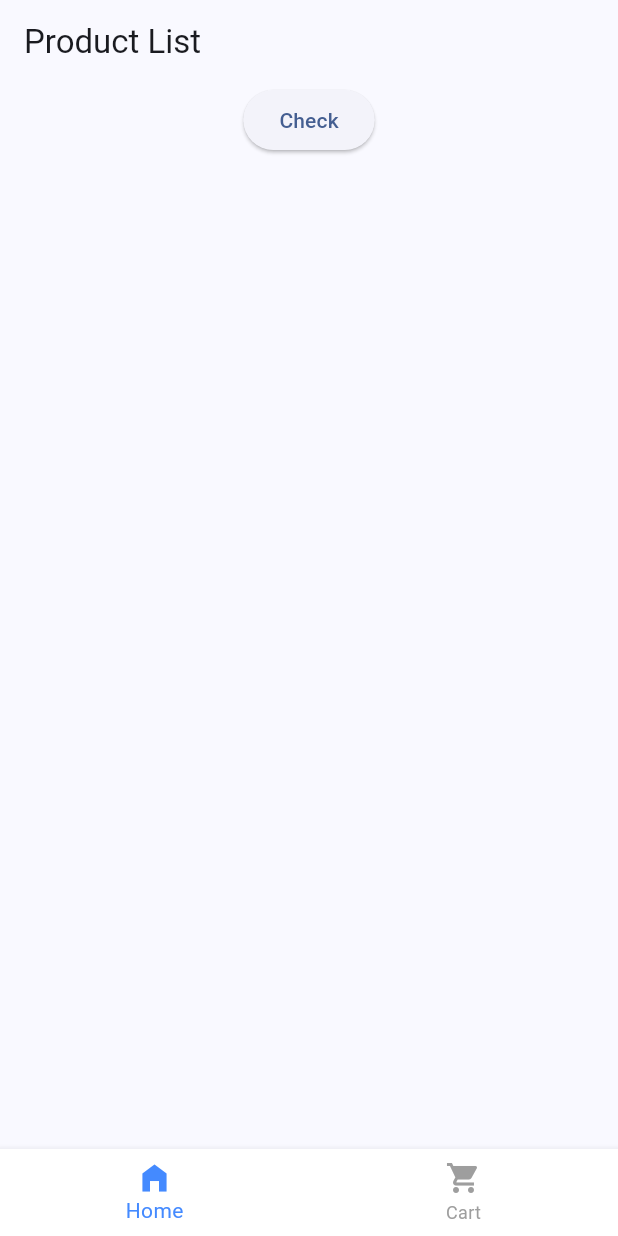
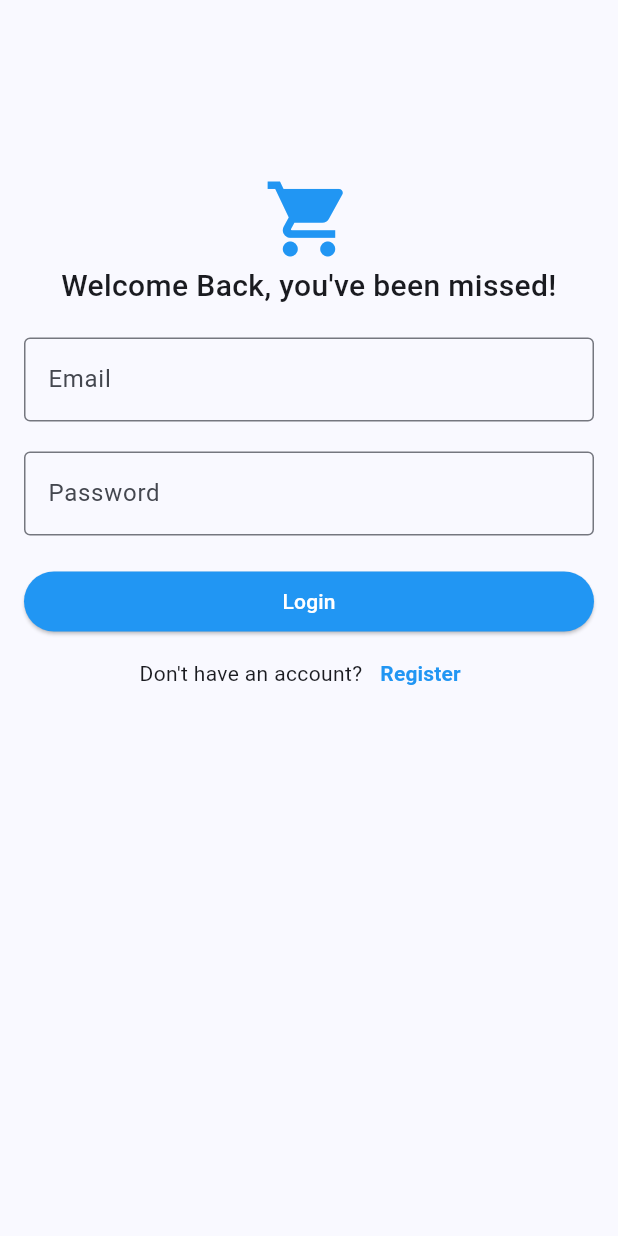
Before and after one commit to DefenShahria/Flutter-Local-Database, a Flutter app: the screen it shows after launch, on a phone screen of 412 x 824 dp. Run offline on Flutter 3.47's test engine with Material 3 defaults, Android fonts, the phone set to English and light mode, and no system bars; our stand-ins replace cloud_firestore, firebase_auth, firebase_core, get, sqflite; accounts and stored records are empty; generated files the repository leaves out were written again.

Commit message:
Firebase auth complete

```diff
--- a/lib/app/app.dart
+++ b/lib/app/app.dart
@@ -1,8 +1,7 @@
 import 'package:flutter/material.dart';
 import 'package:get/get.dart';
-import 'package:ghaphy/ui/bottomNavBar.dart';
+import '../ui/auth/auth_gate.dart';
 import 'controllerBinding.dart';
-
 
 class MyApp extends StatelessWidget {
   const MyApp({super.key});
@@ -17,7 +16,7 @@ class MyApp extends StatelessWidget {
         useMaterial3: true,
       ),
       initialBinding: ControllerBinder(),
-      home: const MainBottomNavScreen(),
+      home: const AuthGate(),
     );
   }
 }
--- /dev/null
+++ b/lib/ui/auth/auth_gate.dart
@@ -0,0 +1,28 @@
+import 'package:firebase_auth/firebase_auth.dart';
+import 'package:flutter/material.dart';
+import '../bottomNavBar.dart';
+import 'login.dart';
+
+
+class AuthGate extends StatelessWidget {
+  const AuthGate({super.key});
+
+  @override
+  Widget build(BuildContext context) {
+    return Scaffold(
+      body: StreamBuilder<User?>(
+        stream: FirebaseAuth.instance.authStateChanges(),
+        builder: (context, snapshot) {
+          if (snapshot.connectionState == ConnectionState.waiting) {
+            return const Center(child: CircularProgressIndicator());
+          }
+          if (snapshot.hasData) {
+            return const MainBottomNavScreen();
+          } else {
+            return const LoginPage();
+          }
+        },
+      ),
+    );
+  }
+}
--- /dev/null
+++ b/lib/ui/auth/auth_service.dart
@@ -0,0 +1,52 @@
+import 'package:cloud_firestore/cloud_firestore.dart';
+import 'package:firebase_auth/firebase_auth.dart';
+
+class AuthService {
+  final FirebaseAuth _auth = FirebaseAuth.instance;
+  final FirebaseFirestore _firestore = FirebaseFirestore.instance;
+
+  User? getuser() {
+    return _auth.currentUser;
+  }
+
+  Future<UserCredential> signINWithEmailPassword(
+      String email, String password) async {
+    try {
+      UserCredential userCredential = await _auth.signInWithEmailAndPassword(
+          email: email, password: password);
+
+      _firestore.collection("Users").doc(userCredential.user!.uid).set({
+        'uid': userCredential.user!.uid,
+        'email': email,
+      });
+
+      return userCredential;
+    } on FirebaseAuthException catch (e) {
+      throw Exception(e.code);
+    }
+  }
+
+  Future<UserCredential> signUpWithEmailPassword(
+      String email, String password) async {
+    try {
+      UserCredential userCredential =
+          await _auth.createUserWithEmailAndPassword(
+        email: email,
+        password: password,
+      );
+
+      _firestore.collection("Users").doc(userCredential.user!.uid).set({
+        'uid': userCredential.user!.uid,
+        'email': email,
+      });
+
+      return userCredential;
+    } on FirebaseAuthException catch (e) {
+      throw Exception(e.code);
+    }
+  }
+
+  Future<void> signOut() async {
+    return await _auth.signOut();
+  }
+}
--- /dev/null
+++ b/lib/ui/auth/login.dart
@@ -0,0 +1,136 @@
+import 'package:flutter/material.dart';
+import 'package:get/get.dart';
+import 'auth_service.dart';
+import 'registration.dart';
+import '../bottomNavBar.dart';
+
+class LoginPage extends StatefulWidget {
+  const LoginPage({super.key});
+
+  @override
+  State<LoginPage> createState() => _LoginPageState();
+}
+
+class _LoginPageState extends State<LoginPage> {
+  final AuthService authService = AuthService();
+  final _formKey = GlobalKey<FormState>();
+  final TextEditingController _emailController = TextEditingController();
+  final TextEditingController _passwordController = TextEditingController();
+
+  void login() async {
+    try {
+      await authService.signINWithEmailPassword(
+          _emailController.text,
+          _passwordController.text
+      );
+      Get.to(() => const MainBottomNavScreen());
+    } catch (e) {
+      showDialog(
+        context: context,
+        builder: (context) => AlertDialog(
+          title: Text(e.toString()),
+        ),
+      );
+    }
+  }
+
+  @override
+  Widget build(BuildContext context) {
+    return Scaffold(
+      body: Padding(
+        padding: const EdgeInsets.all(16.0),
+        child: Form(
+          key: _formKey,
+          child: SingleChildScrollView(
+            child: Column(
+              mainAxisAlignment: MainAxisAlignment.center,
+              children: [
+                const SizedBox(height: 100),
+                const Icon(
+                  Icons.shopping_cart,
+                  size: 60,
+                  color: Colors.blue,
+                ),
+                const Text(
+                  "Welcome Back, you've been missed!",
+                  style: TextStyle(
+                    fontSize: 20,
+                    fontWeight: FontWeight.w500,
+                  ),
+                  textAlign: TextAlign.center,
+                ),
+                const SizedBox(height: 20),
+                TextFormField(
+                  controller: _emailController,
+                  decoration: const InputDecoration(
+                    labelText: 'Email',
+                    border: OutlineInputBorder(),
+                  ),
+                  validator: (value) {
+                    if (value == null || value.isEmpty) {
+                      return 'Please enter your email';
+                    }
+                    return null;
+                  },
+                ),
+                const SizedBox(height: 20),
+                TextFormField(
+                  controller: _passwordController,
+                  decoration: const InputDecoration(
+                    labelText: 'Password',
+                    border: OutlineInputBorder(),
+                  ),
+                  obscureText: true,
+                  validator: (value) {
+                    if (value == null || value.isEmpty) {
+                      return 'Please enter your password';
+                    }
+                    return null;
+                  },
+                ),
+                const SizedBox(height: 20),
+                SizedBox(
+                  width: double.infinity,
+                  child: ElevatedButton(
+                    onPressed: () {
+                      if (_formKey.currentState?.validate() ?? false) {
+                        login();
+                        _emailController.clear();
+                        _passwordController.clear();
+                      }
+                    },
+                    style: ElevatedButton.styleFrom(
+                      backgroundColor: Colors.blue,
+                    ),
+                    child: const Text(
+                      'Login',
+                      style: TextStyle(color: Colors.white),
+                    ),
+                  ),
+                ),
+                Row(
+                  mainAxisAlignment: MainAxisAlignment.center,
+                  children: [
+                    const Text("Don't have an account?"),
+                    TextButton(
+                      onPressed: () {
+                        Get.to(() => const SignupPage());
+                      },
+                      child: const Text(
+                        "Register",
+                        style: TextStyle(
+                            color: Colors.blue,
+                            fontWeight: FontWeight.bold
+                        ),
+                      ),
+                    )
+                  ],
+                )
+              ],
+            ),
+          ),
+        ),
+      ),
+    );
+  }
+}
--- a/lib/ui/homeScreen/homeScreen.dart
+++ b/lib/ui/homeScreen/homeScreen.dart
@@ -1,5 +1,7 @@
 import 'package:flutter/material.dart';
 import 'package:get/get.dart';
+import 'package:ghaphy/ui/auth/auth_service.dart';
+import 'package:ghaphy/ui/auth/login.dart';
 import 'package:ghaphy/ui/homeScreen/widgets/homapage_card.dart';
 import '../../statemanager/all_Product_Controller.dart';
 
@@ -11,7 +13,9 @@ class MyHomePage extends StatefulWidget {
 }
 
 class _MyHomePageState extends State<MyHomePage> {
+  // For testing
   final bool icheck = true;
+  final AuthService authService = AuthService();
 
   @override
   void initState() {
@@ -30,7 +34,15 @@ class _MyHomePageState extends State<MyHomePage> {
     return SafeArea(
       child: Scaffold(
         appBar: AppBar(
+          automaticallyImplyLeading: false,
           title: const Text('Product List'),
+          actions: [
+            IconButton(onPressed: ()async{
+              await authService.signOut();
+              Get.to(const LoginPage());
+
+            }, icon: const Icon(Icons.exit_to_app))
+          ],
         ),
         body: GetBuilder<ProductController>(
           builder: (productController) {
@@ -46,25 +58,25 @@ class _MyHomePageState extends State<MyHomePage> {
             // }
             return Column(
               children: [
-                ElevatedButton(
-                  onPressed: () {
-                    // Printing all product data from the database
-                    for (var product in productController.productData) {
-                      print('ID: ${product.id}');
-                      print('Title: ${product.title}');
-                      print('Price: ${product.price}');
-                      print('Description: ${product.description}');
-                      print('Category: ${product.category}');
-                      print('Image: ${product.image}');
-                      if (product.rating != null) {
-                        print('Rating: ${product.rating!.rate}');
-                        print('Rating Count: ${product.rating!.count}');
-                      }
-                      print('--------------------------------------------------');
-                    }
-                  },
-                  child: const Text("Check"),
-                ),
+                // ElevatedButton(
+                //   onPressed: () {
+                //     // Printing all product data from the database
+                //     for (var product in productController.productData) {
+                //       print('ID: ${product.id}');
+                //       print('Title: ${product.title}');
+                //       print('Price: ${product.price}');
+                //       print('Description: ${product.description}');
+                //       print('Category: ${product.category}');
+                //       print('Image: ${product.image}');
+                //       if (product.rating != null) {
+                //         print('Rating: ${product.rating!.rate}');
+                //         print('Rating Count: ${product.rating!.count}');
+                //       }
+                //       print('--------------------------------------------------');
+                //     }
+                //   },
+                //   child: const Text("Check"),
+                // ),
                 Expanded(
                   child: ListView.builder(
                     scrollDirection: Axis.vertical,
--- a/pubspec.yaml
+++ b/pubspec.yaml
@@ -39,6 +39,9 @@ dependencies:
   http: ^1.2.2
   sqflite: ^2.4.0
   connectivity_plus: ^6.1.0
+  firebase_core: ^3.6.0
+  firebase_auth: ^5.3.1
+  cloud_firestore: ^5.4.4
 
 dev_dependencies:
   flutter_test:
```
Also changed, not shown: lib/main.dart (+5 -2 lines), lib/ui/auth/registration.dart (added, +133 -0 lines), lib/ui/cartScreen/cartScreen.dart (+20 -2 lines), pubspec.lock, 5 other files.
